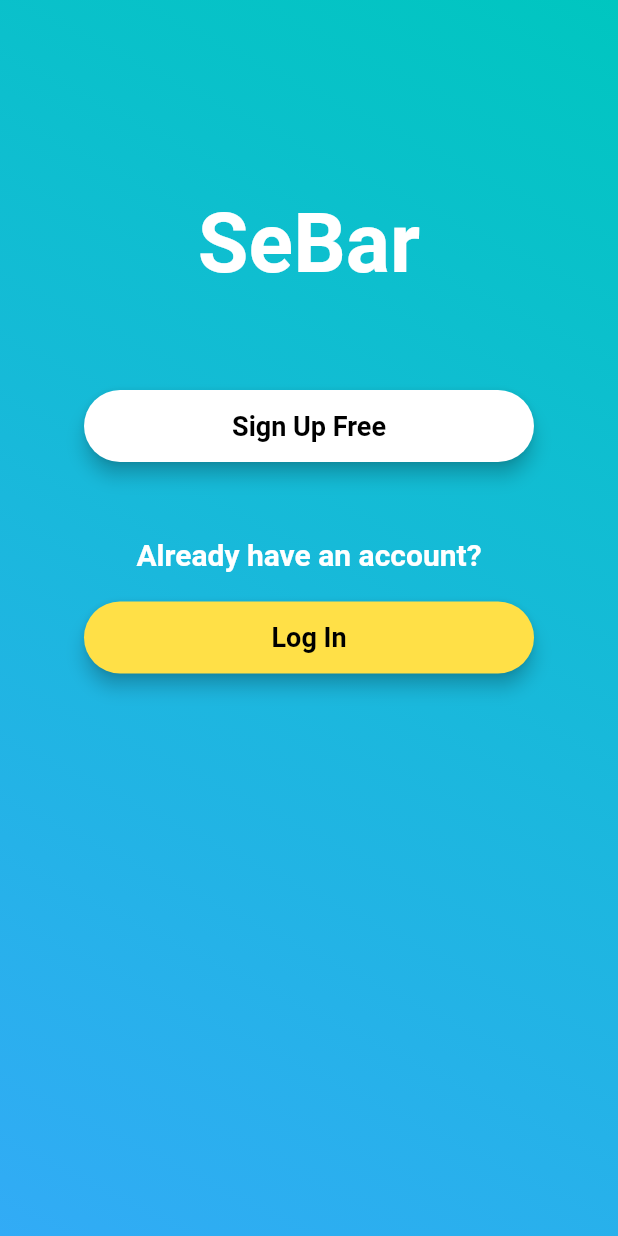
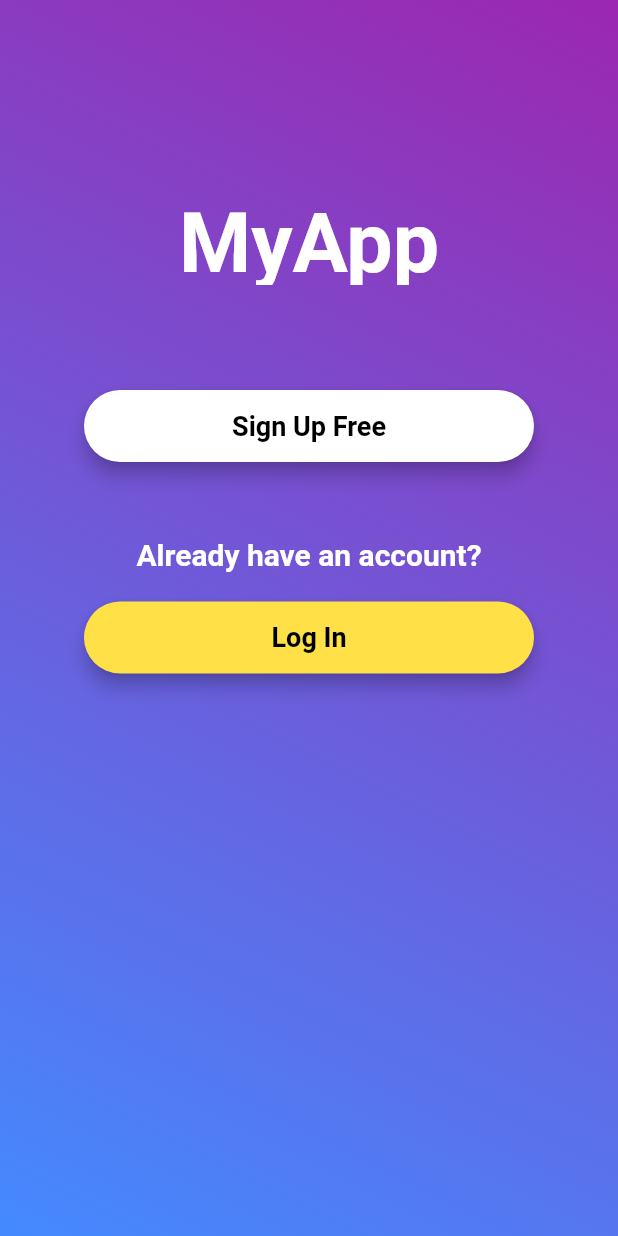
Before and after one commit to athmafarhan/flutter-signup-login-page, a Flutter app: the screen it shows after launch, on a phone screen of 412 x 824 dp. Run offline on Flutter 3.47's test engine with Material 2 defaults, Android fonts, the phone set to English and light mode, and no system bars.

Commit message:
Change Background and Title

```diff
--- a/lib/login_page.dart
+++ b/lib/login_page.dart
@@ -19,7 +19,7 @@ class _LoginPageState extends State<LoginPage> {
           gradient: new LinearGradient(
               begin: Alignment.topRight,
               end: Alignment.bottomLeft,
-              colors: <Color>[Color(0XFF00C6C0), Color(0XFF32ABF6)]
+              colors: <Color>[Colors.purple, Colors.blueAccent]
           ),
         ),
         child: Column(
@@ -29,7 +29,7 @@ class _LoginPageState extends State<LoginPage> {
             Container(
               height: 60.0,
               child: Text(
-                'SeBar',
+                'MyApp',
                 style: TextStyle(
                   color: Colors.white,
                   fontSize: 55.0,
```
